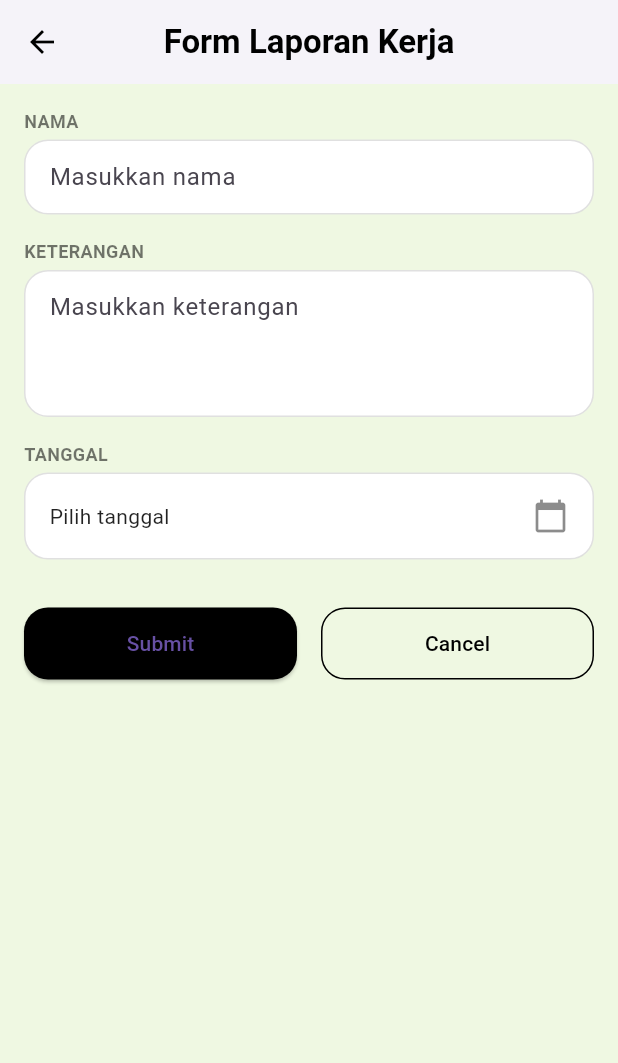
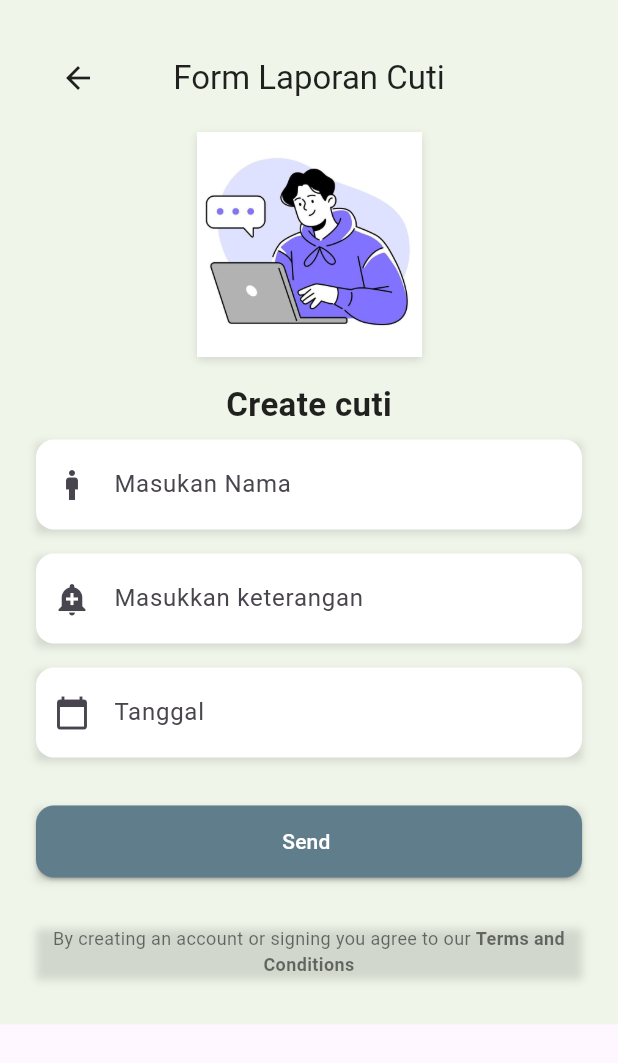
Before and after one commit to llimmm/Simoto-Employee, a Flutter app: the FormLaporanKerjaPage screen opened directly, on a phone screen of 412 x 824 dp. Shown: the top 1063 px of the screen. Run offline on Flutter 3.47's test engine with Material 3 defaults, Android fonts, the phone set to English and light mode, and no system bars; our stand-ins replace camera, flutter_svg, get, permission_handler, shared_preferences; accounts and stored records are empty; network calls fail; project files that could hold a hidden picture were left out.

Commit message:
feat: [AN] make fitur logout n style cuti page

```diff
--- a/lib/profile_page/ProfilePage/form_laporan_kerja_page.dart
+++ b/lib/profile_page/ProfilePage/form_laporan_kerja_page.dart
@@ -1,124 +1,217 @@
 import 'package:flutter/material.dart';
-import '../../widget/custom_date_picker_field.dart';
-import '../../widget/custom_input_field.dart';
 
 class FormLaporanKerjaPage extends StatefulWidget {
   @override
   _FormLaporanKerjaPageState createState() => _FormLaporanKerjaPageState();
 }
 
-class _FormLaporanKerjaPageState extends State<FormLaporanKerjaPage> {
+class _FormLaporanKerjaPageState extends State<FormLaporanKerjaPage> with TickerProviderStateMixin {
   final TextEditingController _namaController = TextEditingController();
   final TextEditingController _keteranganController = TextEditingController();
   DateTime? _tanggalDipilih;
 
-  void _submitForm() {
-    final nama = _namaController.text;
-    final ket = _keteranganController.text;
-    final tanggal = _tanggalDipilih;
+  late AnimationController _animationController;
 
-    if (nama.isNotEmpty && ket.isNotEmpty && tanggal != null) {
-      ScaffoldMessenger.of(context).showSnackBar(
-        const SnackBar(content: Text('Data berhasil disubmit')),
-      );
-    } else {
-      ScaffoldMessenger.of(context).showSnackBar(
-        const SnackBar(content: Text('Harap lengkapi semua data')),
-      );
+  @override
+  void initState() {
+    super.initState();
+    _animationController = AnimationController(vsync: this, duration: Duration(seconds: 1));
+  }
+
+  Future<void> _pilihTanggal(BuildContext context) async {
+    final DateTime? picked = await showDatePicker(
+      context: context,
+      initialDate: DateTime.now(),
+      firstDate: DateTime(2020),
+      lastDate: DateTime(2101),
+    );
+
+    if (picked != null && picked != _tanggalDipilih) {
+      setState(() {
+        _tanggalDipilih = picked;
+      });
     }
   }
 
-  void _cancelForm() {
-    _namaController.clear();
-    _keteranganController.clear();
-    setState(() => _tanggalDipilih = null);
+  @override
+  void dispose() {
+    _animationController.dispose();
+    super.dispose();
   }
 
-  void _onDateSelected(DateTime? date) {
-    setState(() {
-      _tanggalDipilih = date;
-    });
+  Widget _withShadow({required Widget child}) {
+    return Container(
+      margin: const EdgeInsets.symmetric(vertical: 8),
+      decoration: BoxDecoration(
+        boxShadow: [
+          BoxShadow(
+            color: Colors.black12,
+            blurRadius: 4, // dikecilkan
+            offset: Offset(0, 2), // dikecilkan
+          ),
+        ],
+      ),
+      child: child,
+    );
   }
 
   @override
   Widget build(BuildContext context) {
     return Scaffold(
-      backgroundColor: const Color(0xFFEFF8E2),
-      appBar: AppBar(
-        backgroundColor: Colors.white,
-        elevation: 2,
-        leading: IconButton(
-          icon: const Icon(Icons.arrow_back, color: Colors.black),
-          onPressed: () => Navigator.pop(context),
-        ),
-        title: const Text(
-          'Form Laporan Kerja',
-          style: TextStyle(color: Colors.black, fontWeight: FontWeight.bold),
-        ),
-        centerTitle: true,
-      ),
-      body: SingleChildScrollView(
-        padding: const EdgeInsets.all(16),
-        child: Column(
-          children: [
-            CustomInputField(
-              label: 'Nama',
-              controller: _namaController,
-              hintText: 'Masukkan nama',
-            ),
-            const SizedBox(height: 16),
-            CustomInputField(
-              label: 'Keterangan',
-              controller: _keteranganController,
-              hintText: 'Masukkan keterangan',
-              maxLines: 3,
-            ),
-            const SizedBox(height: 16),
-            CustomDatePickerField(
-              selectedDate: _tanggalDipilih,
-              onTap: () async {
-                final picked = await showDatePicker(
-                  context: context,
-                  initialDate: DateTime.now(),
-                  firstDate: DateTime(2020),
-                  lastDate: DateTime(2101),
-                );
-                _onDateSelected(picked);
-              },
-            ),
-            const SizedBox(height: 32),
-            Row(
+      body: Container(
+        color: Color(0xFFEFF5E9),
+        child: SafeArea(
+          child: SingleChildScrollView(
+            padding: const EdgeInsets.all(24),
+            child: Column(
               children: [
-                Expanded(
+                AppBar(
+                  backgroundColor: Colors.transparent,
+                  elevation: 0,
+                  automaticallyImplyLeading: false,
+                  leading: IconButton(
+                    icon: Icon(Icons.arrow_back, color: Colors.black87),
+                    onPressed: () => Navigator.pop(context),
+                  ),
+                  title: Text(
+                    'Form Laporan Cuti',
+                    style: TextStyle(color: Colors.black87),
+                  ),
+                  centerTitle: true,
+                ),
+                _withShadow(
+                  child: Image.asset(
+                    'assets/images/org.jpg',
+                    height: 150,
+                    fit: BoxFit.contain,
+                  ),
+                ),
+                const SizedBox(height: 8),
+                const Text(
+                  'Create cuti',
+                  style: TextStyle(
+                    fontSize: 22,
+                    fontWeight: FontWeight.bold,
+                    color: Colors.black87,
+                  ),
+                ),
+                _withShadow(
+                  child: _buildInputField(
+                    label: 'Masukan Nama',
+                    controller: _namaController,
+                    hintText: 'Masukkan nama',
+                    icon: Icons.man,
+                  ),
+                ),
+                _withShadow(
+                  child: _buildInputField(
+                    label: 'Masukkan keterangan',
+                    controller: _keteranganController,
+                    hintText: 'Masukkan keterangan',
+                    icon: Icons.add_alert,
+                  ),
+                ),
+                _withShadow(child: _buildDatePickerField()),
+                const SizedBox(height: 16),
+                _withShadow(
                   child: ElevatedButton(
-                    onPressed: _submitForm,
+                    onPressed: () {
+                      final nama = _namaController.text;
+                      final ket = _keteranganController.text;
+                      final tanggal = _tanggalDipilih;
+
+                      if (nama.isNotEmpty && ket.isNotEmpty && tanggal != null) {
+                        ScaffoldMessenger.of(context).showSnackBar(
+                          SnackBar(content: Text('Data berhasil disubmit')),
+                        );
+                      } else {
+                        ScaffoldMessenger.of(context).showSnackBar(
+                          SnackBar(content: Text('Harap lengkapi semua data')),
+                        );
+                      }
+                    },
                     style: ElevatedButton.styleFrom(
-                      backgroundColor: Colors.black,
-                      padding: const EdgeInsets.symmetric(vertical: 14),
+                      backgroundColor: Colors.blueGrey,
+                      minimumSize: Size.fromHeight(48),
                       shape: RoundedRectangleBorder(
-                        borderRadius: BorderRadius.circular(16),
+                        borderRadius: BorderRadius.circular(12),
                       ),
                     ),
-                    child: const Text('Submit'),
+                    child: const Text(
+                      'Send ',
+                      style: TextStyle(color: Colors.white),
+                    ),
                   ),
                 ),
-                const SizedBox(width: 16),
-                Expanded(
-                  child: OutlinedButton(
-                    onPressed: _cancelForm,
-                    style: OutlinedButton.styleFrom(
-                      padding: const EdgeInsets.symmetric(vertical: 14),
-                      shape: RoundedRectangleBorder(
-                        borderRadius: BorderRadius.circular(16),
-                      ),
-                      side: const BorderSide(color: Colors.black),
+                const SizedBox(height: 16),
+                _withShadow(
+                  child: const Text.rich(
+                    TextSpan(
+                      text: 'By creating an account or signing you agree to our ',
+                      children: [
+                        TextSpan(
+                          text: 'Terms and Conditions',
+                          style: TextStyle(fontWeight: FontWeight.bold),
+                        ),
+                      ],
                     ),
-                    child: const Text('Cancel', style: TextStyle(color: Colors.black)),
+                    style: TextStyle(fontSize: 12, color: Colors.black54),
+                    textAlign: TextAlign.center,
                   ),
                 ),
               ],
-            )
-          ],
+            ),
+          ),
+        ),
+      ),
+    );
+  }
+
+  Widget _buildInputField({
+    required String label,
+    required TextEditingController controller,
+    required String hintText,
+    IconData? icon,
+    bool isPassword = false,
+  }) {
+    return TextField(
+      controller: controller,
+      obscureText: isPassword,
+      decoration: InputDecoration(
+        labelText: label,
+        hintText: hintText,
+        prefixIcon: Icon(icon),
+        suffixIcon: isPassword ? Icon(Icons.visibility_off_outlined) : null,
+        filled: true,
+        fillColor: Colors.white,
+        border: OutlineInputBorder(
+          borderRadius: BorderRadius.circular(12),
+          borderSide: BorderSide.none,
+        ),
+        contentPadding: const EdgeInsets.symmetric(vertical: 18, horizontal: 16),
+      ),
+    );
+  }
+
+  Widget _buildDatePickerField() {
+    return GestureDetector(
+      onTap: () => _pilihTanggal(context),
+      child: AbsorbPointer(
+        child: TextField(
+          decoration: InputDecoration(
+            labelText: 'Tanggal',
+            hintText: _tanggalDipilih == null
+                ? 'Pilih tanggal'
+                : '${_tanggalDipilih!.day}-${_tanggalDipilih!.month}-${_tanggalDipilih!.year}',
+            prefixIcon: Icon(Icons.calendar_today),
+            filled: true,
+            fillColor: Colors.white,
+            border: OutlineInputBorder(
+              borderRadius: BorderRadius.circular(12),
+              borderSide: BorderSide.none,
+            ),
+            contentPadding: const EdgeInsets.symmetric(vertical: 18, horizontal: 16),
+          ),
         ),
       ),
     );
```
Also changed, not shown: lib/profile_page/ProfilePage/HistoryKerjaPage.dart (+42 -21 lines), lib/profile_page/ProfilePage/ProfilePage.dart (+64 -25 lines), pubspec.yaml (+5 -4 lines), assets/images/org.jpg (added), lib/start.dart (line endings or trailing spaces), pubspec.lock.
